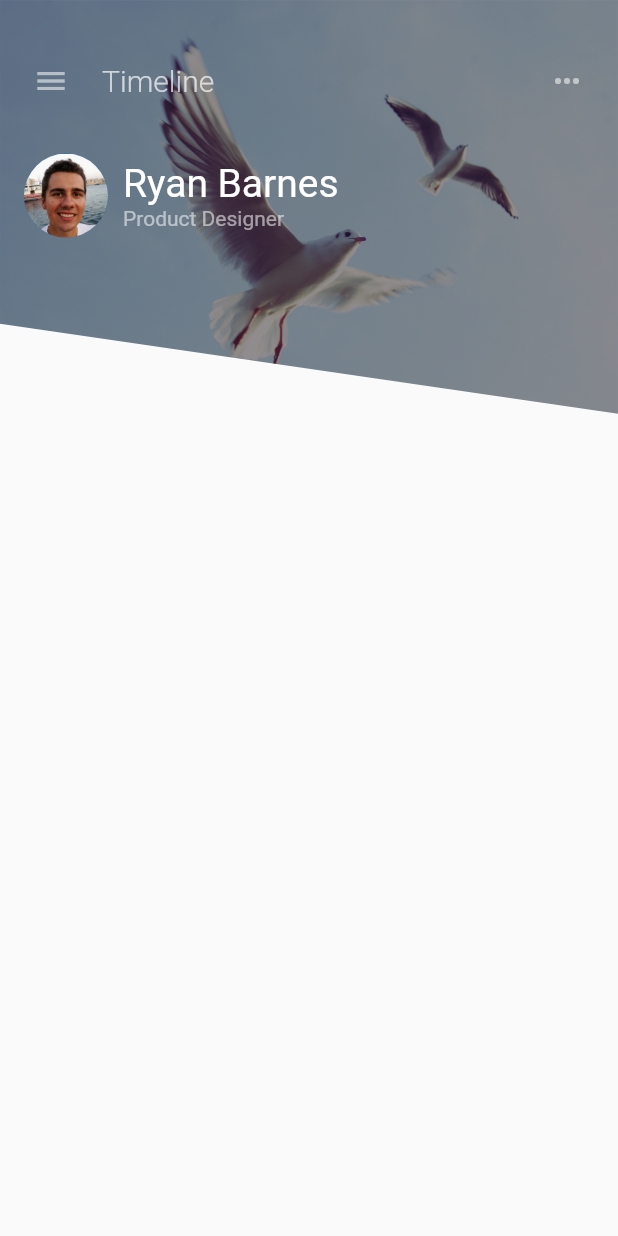
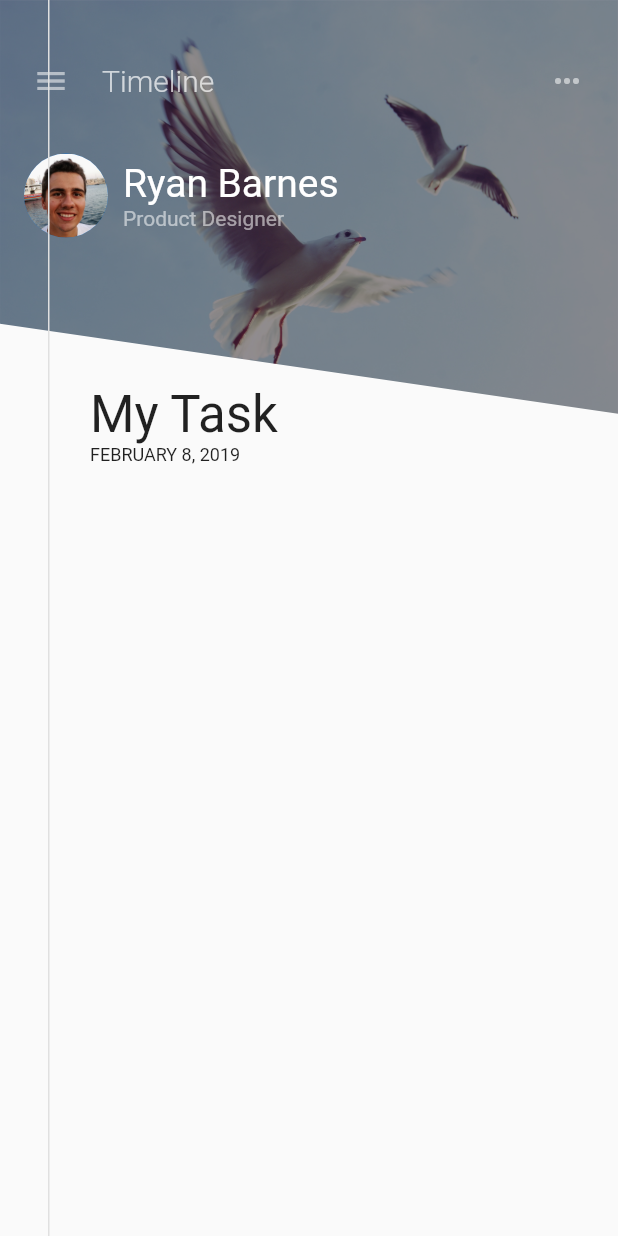
Before and after one commit to SonQBChau/filter_menu_ui_challenge, a Flutter app: the screen it shows after launch, on a phone screen of 412 x 824 dp. Run offline on Flutter 3.47's test engine with Material 2 defaults, Android fonts, the phone set to English and light mode, and no system bars.

Commit message:
add task model

```diff
--- a/lib/main.dart
+++ b/lib/main.dart
@@ -30,6 +30,34 @@ class _MyHomePageState extends State<MyHomePage> {
           buildClippedHero(),
           buildHeader(),
           buildProfileRow(),
+          buildMainBody(),
+          _buildTimeline(),
+        ],
+      ),
+    );
+  }
+
+  Container buildMainBody() {
+    return Container(
+          padding: EdgeInsets.only(top: 256),
+          child: Column(
+            children: <Widget>[
+              Container(
+                padding: EdgeInsets.only(left: 60),
+                child: Column(
+                  crossAxisAlignment: CrossAxisAlignment.start,
+                  children: <Widget>[
+                    Text(
+                      'My Task',
+                      style: TextStyle(fontSize: 34),
+                    ),
+                    Text(
+                      'FEBRUARY 8, 2019',
+                      style: TextStyle(fontSize: 12),
+                    ),
+                  ],
+                ),
+              ),
             ],
           ),
         );
@@ -121,6 +149,18 @@ class _MyHomePageState extends State<MyHomePage> {
   }
 }
 
+Widget _buildTimeline() {
+  return Positioned(
+    top: 0.0,
+    bottom: 0.0,
+    left: 32.0,
+    child: new Container(
+      width: 1.0,
+      color: Colors.grey[300],
+    ),
+  );
+}
+
 class DiagonalClipper extends CustomClipper<Path> {
   @override
   Path getClip(Size size) {
--- /dev/null
+++ b/lib/task.dart
@@ -0,0 +1,12 @@
+import 'package:flutter/material.dart';
+
+class Task{
+  final String name;
+  final String category;
+  final String time;
+  final Color color;
+  final bool completed;
+
+  Task({this.name, this.category, this.time, this.color, this.completed});
+
+}
```
Also changed, not shown: lib/task_list.dart (added, +38 -0 lines), lib/task_row.dart (added). Lines whose indentation alone changed are shown as unchanged.
